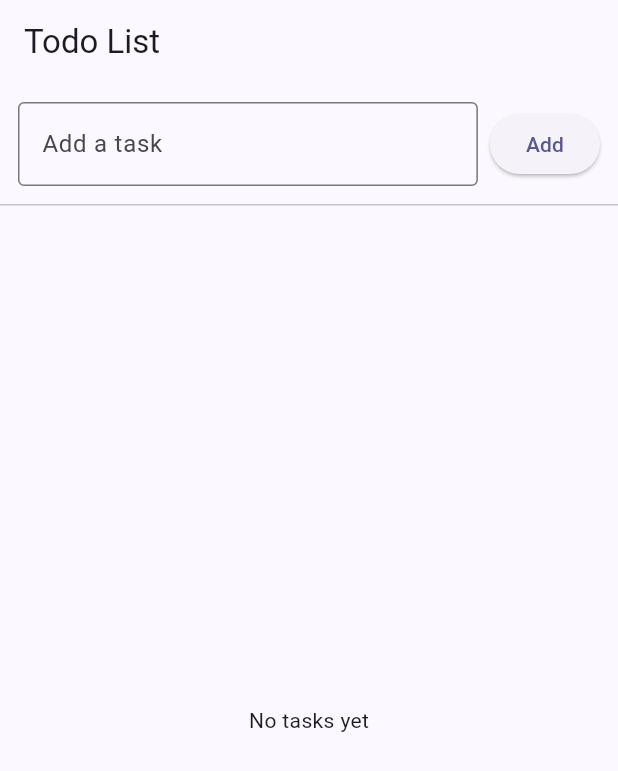
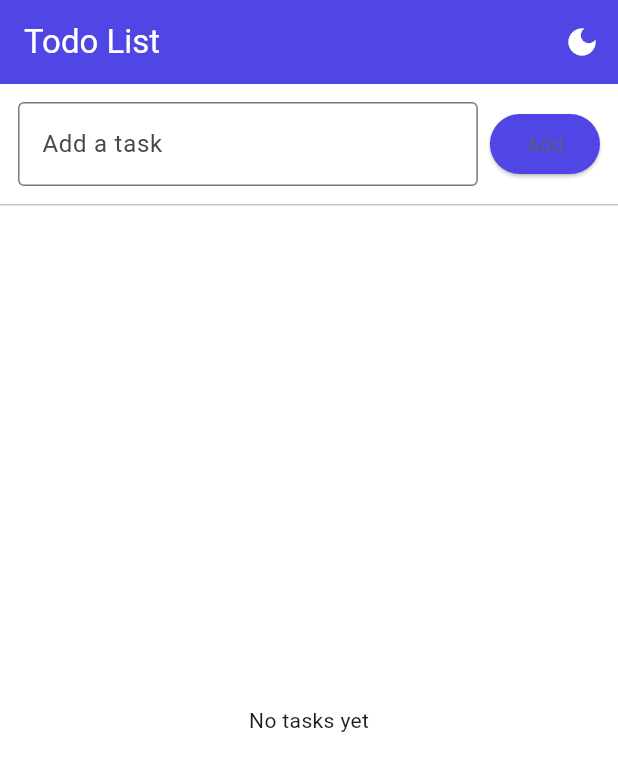
Before and after one commit to JianoFreo/cross_platform, a Flutter app: the screen it shows after launch, after a tap on "Add", on a phone screen of 412 x 824 dp. Shown: the top 771 px of the screen. Run offline on Flutter 3.47's test engine with Material 3 defaults, Android fonts, the phone set to English and light mode, and no system bars; our stand-ins replace sqflite; accounts and stored records are empty.

Commit message:
calendar, date, dark mode feauture

```diff
--- /dev/null
+++ b/todo_flutter_app/lib/db/db_helper.dart
@@ -0,0 +1,62 @@
+import 'package:sqflite/sqflite.dart';
+import 'package:path/path.dart';
+import '../models/task.dart';
+
+class DBHelper {
+  static Database? _db;
+
+  static Future<Database> get db async {
+    if (_db != null) return _db!;
+    _db = await initDB();
+    return _db!;
+  }
+
+  static Future<Database> initDB() async {
+    final path = join(await getDatabasesPath(), 'tasks.db');
+    return await openDatabase(
+      path,
+      version: 1,
+      onCreate: (db, version) async {
+        await db.execute('''
+          CREATE TABLE tasks(
+            id TEXT PRIMARY KEY,
+            title TEXT,
+            isDone INTEGER,
+            createdAt TEXT,
+            dueDate TEXT
+          )
+        ''');
+      },
+    );
+  }
+
+  static Future<void> insertTask(Task task) async {
+    final database = await db;
+    await database.insert(
+      'tasks',
+      task.toMap(),
+      conflictAlgorithm: ConflictAlgorithm.replace,
+    );
+  }
+
+  static Future<List<Task>> getTasks() async {
+    final database = await db;
+    final maps = await database.query('tasks', orderBy: 'createdAt DESC');
+    return maps.map((map) => Task.fromMap(map)).toList();
+  }
+
+  static Future<void> updateTask(Task task) async {
+    final database = await db;
+    await database.update(
+      'tasks',
+      task.toMap(),
+      where: 'id = ?',
+      whereArgs: [task.id],
+    );
+  }
+
+  static Future<void> deleteTask(String id) async {
+    final database = await db;
+    await database.delete('tasks', where: 'id = ?', whereArgs: [id]);
+  }
+}
--- a/todo_flutter_app/lib/main.dart
+++ b/todo_flutter_app/lib/main.dart
@@ -1,6 +1,3 @@
-//required attributes
-//add calendar
-//add SQLite database system
 import 'package:flutter/material.dart';
 import 'screens/home_screen.dart';
 
@@ -13,16 +10,6 @@ class TodoApp extends StatelessWidget {
 
   @override
   Widget build(BuildContext context) {
-    return MaterialApp(
-      debugShowCheckedModeBanner: false,
-      title: 'Tasks',
-      theme: ThemeData(
-        useMaterial3: true,
-        colorScheme: ColorScheme.fromSeed(
-          seedColor: const Color(0xFF4F46E5),
-        ),
-      ),
-      home: const HomeScreen(),
-    );
+    return const HomeScreen();
   }
 }
--- a/todo_flutter_app/lib/screens/home_screen.dart
+++ b/todo_flutter_app/lib/screens/home_screen.dart
@@ -1,6 +1,9 @@
 import 'package:flutter/material.dart';
+import '../db/db_helper.dart';
 import '../models/task.dart';
 import '../widgets/task_tile.dart';
+import '../theme/app_theme.dart';
+import '../utils/date_utils.dart';
 
 class HomeScreen extends StatefulWidget {
   const HomeScreen({super.key});
@@ -10,48 +13,68 @@ class HomeScreen extends StatefulWidget {
 }
 
 class _HomeScreenState extends State<HomeScreen> {
-  final List<Task> _tasks = <Task>[];
   final TextEditingController _controller = TextEditingController();
+  List<Task> _tasks = [];
+  bool _isDarkMode = false;
 
   @override
-  void dispose() {
-    _controller.dispose();
-    super.dispose();
+  void initState() {
+    super.initState();
+    _loadTasks();
   }
 
-  void _addTask() {
-    final text = _controller.text.trim();
-    if (text.isEmpty) return;
-
-    setState(() {
-      _tasks.add(
-        Task(
-          id: DateTime.now().microsecondsSinceEpoch.toString(),
-          title: text,
-          createdAt: DateTime.now(),
-        ),
-      );
-      _controller.clear();
-    });
+  Future<void> _loadTasks() async {
+    final tasks = await DBHelper.getTasks();
+    setState(() => _tasks = tasks);
   }
 
-  void _toggle(int index, bool value) {
-    setState(() {
-      _tasks[index] = _tasks[index].copyWith(isDone: value);
-    });
+  Future<void> _addTask() async {
+    if (_controller.text.trim().isEmpty) return;
+
+    DateTime? dueDate = await showDatePicker(
+      context: context,
+      initialDate: DateTime.now(),
+      firstDate: DateTime.now(),
+      lastDate: DateTime(2100),
+    );
+
+    final task = Task(
+      id: DateTime.now().microsecondsSinceEpoch.toString(),
+      title: _controller.text.trim(),
+      createdAt: DateTime.now(),
+      dueDate: dueDate,
+    );
+
+    await DBHelper.insertTask(task);
+    _controller.clear();
+    _loadTasks();
   }
 
-  void _delete(int index) {
-    setState(() {
-      _tasks.removeAt(index);
-    });
+  Future<void> _toggleTask(Task task, bool value) async {
+    final updatedTask = task.copyWith(isDone: value);
+    await DBHelper.updateTask(updatedTask);
+    _loadTasks();
+  }
+
+  Future<void> _deleteTask(String id) async {
+    await DBHelper.deleteTask(id);
+    _loadTasks();
   }
 
   @override
   Widget build(BuildContext context) {
-    return Scaffold(
+    return MaterialApp(
+      debugShowCheckedModeBanner: false,
+      theme: _isDarkMode ? AppTheme.darkTheme : AppTheme.lightTheme,
+      home: Scaffold(
         appBar: AppBar(
           title: const Text('Todo List'),
+          actions: [
+            IconButton(
+              icon: Icon(_isDarkMode ? Icons.light_mode : Icons.dark_mode),
+              onPressed: () => setState(() => _isDarkMode = !_isDarkMode),
+            ),
+          ],
         ),
         body: SafeArea(
           child: Column(
@@ -86,10 +109,15 @@ class _HomeScreenState extends State<HomeScreen> {
                         itemCount: _tasks.length,
                         itemBuilder: (context, index) {
                           final task = _tasks[index];
+                          final createdAt = DateUtils.formatDateTime(task.createdAt);
+                          final due = task.dueDate != null
+                              ? 'Due: ${DateUtils.formatDate(task.dueDate!)}'
+                              : '';
                           return TaskTile(
                             task: task,
-                          onToggle: (v) => _toggle(index, v),
-                          onDelete: () => _delete(index),
+                            onToggle: (v) => _toggleTask(task, v),
+                            onDelete: () => _deleteTask(task.id),
+                            subtitle: '$createdAt $due',
                           );
                         },
                       ),
@@ -97,6 +125,7 @@ class _HomeScreenState extends State<HomeScreen> {
             ],
           ),
         ),
+      ),
     );
   }
 }
--- /dev/null
+++ b/todo_flutter_app/lib/theme/app_theme.dart
@@ -0,0 +1,35 @@
+import 'package:flutter/material.dart';
+
+class AppTheme {
+  static const Color primaryColor = Color(0xFF4F46E5);
+
+  static final ThemeData lightTheme = ThemeData(
+    useMaterial3: true,
+    colorScheme: ColorScheme.fromSeed(seedColor: primaryColor, brightness: Brightness.light),
+    scaffoldBackgroundColor: Colors.white,
+    appBarTheme: const AppBarTheme(
+      backgroundColor: primaryColor,
+      foregroundColor: Colors.white,
+    ),
+    elevatedButtonTheme: ElevatedButtonThemeData(
+      style: ElevatedButton.styleFrom(
+        backgroundColor: primaryColor,
+      ),
+    ),
+  );
+
+  static final ThemeData darkTheme = ThemeData(
+    useMaterial3: true,
+    colorScheme: ColorScheme.fromSeed(seedColor: primaryColor, brightness: Brightness.dark),
+    scaffoldBackgroundColor: Colors.black,
+    appBarTheme: const AppBarTheme(
+      backgroundColor: primaryColor,
+      foregroundColor: Colors.white,
+    ),
+    elevatedButtonTheme: ElevatedButtonThemeData(
+      style: ElevatedButton.styleFrom(
+        backgroundColor: primaryColor,
+      ),
+    ),
+  );
+}
--- a/todo_flutter_app/lib/widgets/task_tile.dart
+++ b/todo_flutter_app/lib/widgets/task_tile.dart
@@ -7,11 +7,13 @@ class TaskTile extends StatelessWidget {
     required this.task,
     required this.onToggle,
     required this.onDelete,
+    this.subtitle,
   });
 
   final Task task;
   final ValueChanged<bool> onToggle;
   final VoidCallback onDelete;
+  final String? subtitle;
 
   @override
   Widget build(BuildContext context) {
@@ -23,10 +25,10 @@ class TaskTile extends StatelessWidget {
       title: Text(
         task.title,
         style: TextStyle(
-          decoration:
-              task.isDone ? TextDecoration.lineThrough : null,
+          decoration: task.isDone ? TextDecoration.lineThrough : null,
         ),
       ),
+      subtitle: subtitle != null ? Text(subtitle!) : null,
       trailing: IconButton(
         tooltip: 'Delete',
         icon: const Icon(Icons.delete),
```
Also changed, not shown: todo_flutter_app/lib/models/task.dart (+12 -26 lines), todo_flutter_app/lib/utils/date_utils.dart (added, +15 -0 lines), todo_flutter_app/pubspec.yaml (+4 -69 lines), todo_flutter_app/pubspec.lock, 1 other file. Lines whose indentation alone changed are shown as unchanged.
